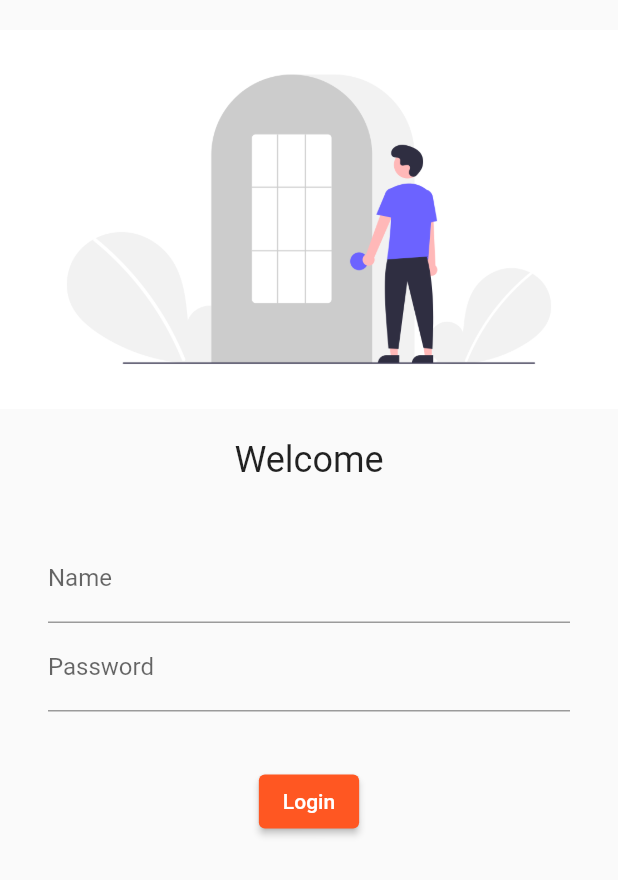
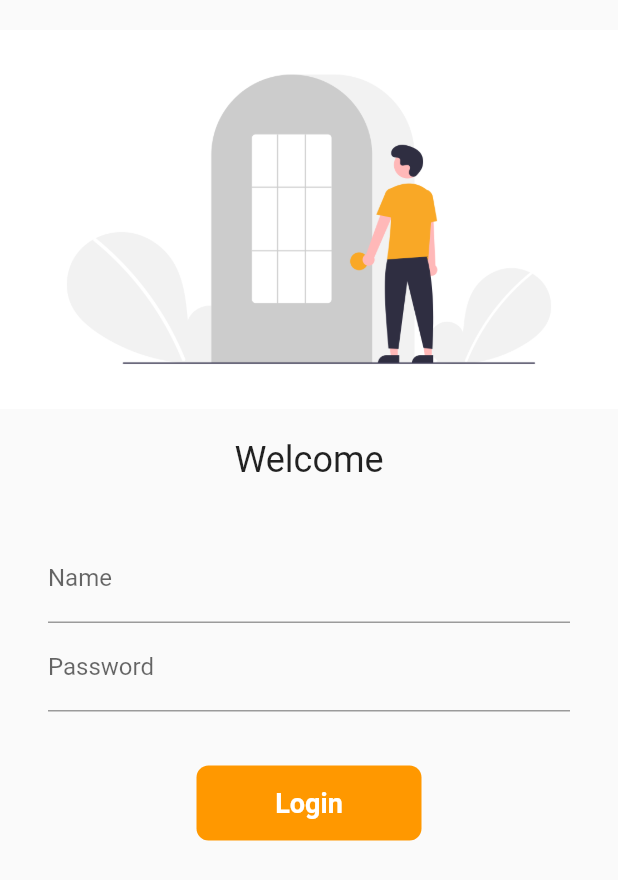
Before and after one commit to bilalahmadai/flutter, a Flutter app: the screen it shows after launch, on a phone screen of 412 x 824 dp. Shown: the top 880 px of the screen. Run offline on Flutter 3.47's test engine with Material 2 defaults, Android fonts, the phone set to English and light mode, and no system bars; our stand-ins replace matcher; missing offline and left inert: dart:ffi.

Commit message:
day 4 completed

```diff
--- a/lib/main.dart
+++ b/lib/main.dart
@@ -22,9 +22,10 @@ class MyApp extends StatelessWidget {
       darkTheme: ThemeData(
         brightness: Brightness.dark,
       ),
-      initialRoute: '/home',
+      initialRoute: '/',
       routes: {
-        "/home": (context) => LoginPage(),
+        "/": (context) => LoginPage(),
+        "/home": (context) => HomePage(),
         "/login": (context) => LoginPage()
       },
     );
--- a/lib/pages/login_page.dart
+++ b/lib/pages/login_page.dart
@@ -1,6 +1,7 @@
 import 'dart:ffi';
 import 'dart:ui';
 
+import 'package:first_app/utilis/routes.dart';
 import 'package:flutter/cupertino.dart';
 import 'package:flutter/material.dart';
 import 'package:flutter/src/widgets/framework.dart';
@@ -9,10 +10,20 @@ import "package:flutter/material.dart";
 
 import 'package:flutter/src/services/asset_bundle.dart';
 
-class LoginPage extends StatelessWidget {
+class LoginPage extends StatefulWidget {
+  @override
+  State<LoginPage> createState() => _LoginPageState();
+}
+
+
+
+
+
+class _LoginPageState extends State<LoginPage> {
   @override
   Widget build(BuildContext context) {
     return Material(
+        child: SingleChildScrollView(
       child: Column(
         children: [
           SizedBox(
@@ -35,7 +46,8 @@ class LoginPage extends StatelessWidget {
             height: 20.0,
           ),
           Padding(
-          padding: const EdgeInsets.symmetric(vertical: 16.0, horizontal: 32.0),
+            padding:
+                const EdgeInsets.symmetric(vertical: 16.0, horizontal: 32.0),
             child: Column(
               children: [
                 TextFormField(
@@ -57,13 +69,28 @@ class LoginPage extends StatelessWidget {
           SizedBox(
             height: 20.0,
           ),
-        ElevatedButton(
-          child: Text("Login"),
-          onPressed: () {
-            print("hello");
+          InkWell(
+            onTap: () {
+              Navigator.pushNamed(context, MyRoutes.homeRoute);
             },
-        )
+            child: Container(
+              width: 150,
+              height: 50,
+              alignment: Alignment.center,
+              child: Text(
+                "Login",
+                style: TextStyle(
+                  color: Colors.white,
+                  fontWeight: FontWeight.bold,
+                  fontSize: 18,
+                ),
+              ),
+              decoration: BoxDecoration(
+                  color: Colors.orange, borderRadius: BorderRadius.circular(8)),
+            ),
+          ),
         ],
+      ),
     ));
   }
 }
--- /dev/null
+++ b/lib/utilis/routes.dart
@@ -0,0 +1,4 @@
+class MyRoutes {
+  static String loginRoute = "/login";
+  static String homeRoute = "/home";
+}
```
Also changed, not shown: assets/images/login.png. Lines whose indentation alone changed are shown as unchanged.
